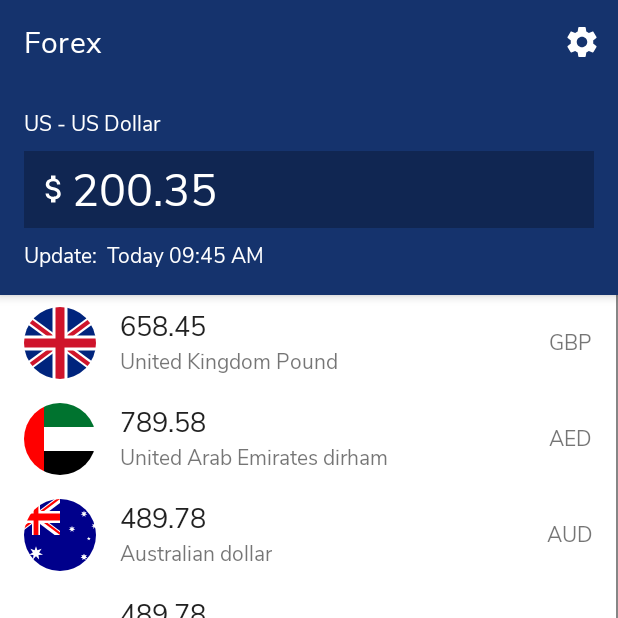
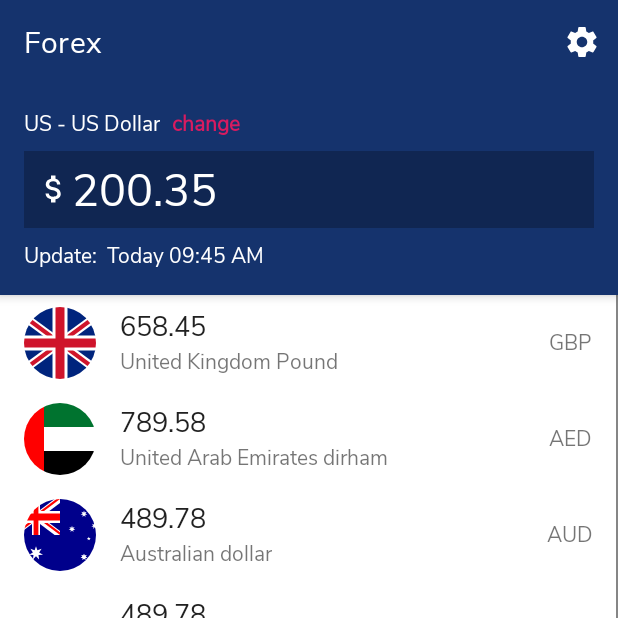
Before and after one commit to 0x6d6861/Exchange, an Android app: the screen it shows after launch (MainActivity), on a phone screen of 412 x 824 dp, the top half of it. Run offline under Robolectric (Android 15) with nearby library versions, the phone set to English and light mode, and no system bars; our stand-ins replace CircleImageView.

Commit message:
added change currency link

```diff
--- a/app/src/main/java/co/heri/exchange/MainActivity.kt
+++ b/app/src/main/java/co/heri/exchange/MainActivity.kt
@@ -52,8 +52,11 @@ class MainActivity : AppCompatActivity() {
 
         list_currencies.addItemDecoration(DividerItemDecoration(this, 0))
         fab.setOnClickListener { view ->
+            startActivity(Intent(this, CurrencyActivity::class.java))
+        }
+
+        change_link.setOnClickListener { view ->
             showDiag(view.context);
-            //startActivity(Intent(this, CurrencyActivity::class.java))
         }
     }
 
--- a/app/src/main/res/layout/activity_main.xml
+++ b/app/src/main/res/layout/activity_main.xml
@@ -47,12 +47,29 @@
             android:layout_marginBottom="16dp"
             android:orientation="vertical">
 
-            <TextView
-                android:id="@+id/textView"
+            <LinearLayout
                 android:layout_width="match_parent"
                 android:layout_height="wrap_content"
-                android:text="US - US Dollar"
-                android:textColor="@android:color/white" />
+                android:orientation="horizontal">
+
+                <TextView
+                    android:id="@+id/textView"
+                    android:layout_width="wrap_content"
+                    android:layout_height="wrap_content"
+                    android:text="US - US Dollar"
+                    android:textColor="@android:color/white" />
+
+                <TextView
+                    android:id="@+id/change_link"
+                    android:layout_width="wrap_content"
+                    android:layout_height="wrap_content"
+                    android:layout_marginStart="8dp"
+                    android:clickable="true"
+                    android:linksClickable="true"
+                    android:text="change"
+                    android:textColor="@color/colorAccent"
+                    android:textStyle="bold" />
+            </LinearLayout>
 
             <EditText
                 android:id="@+id/editText"
```
